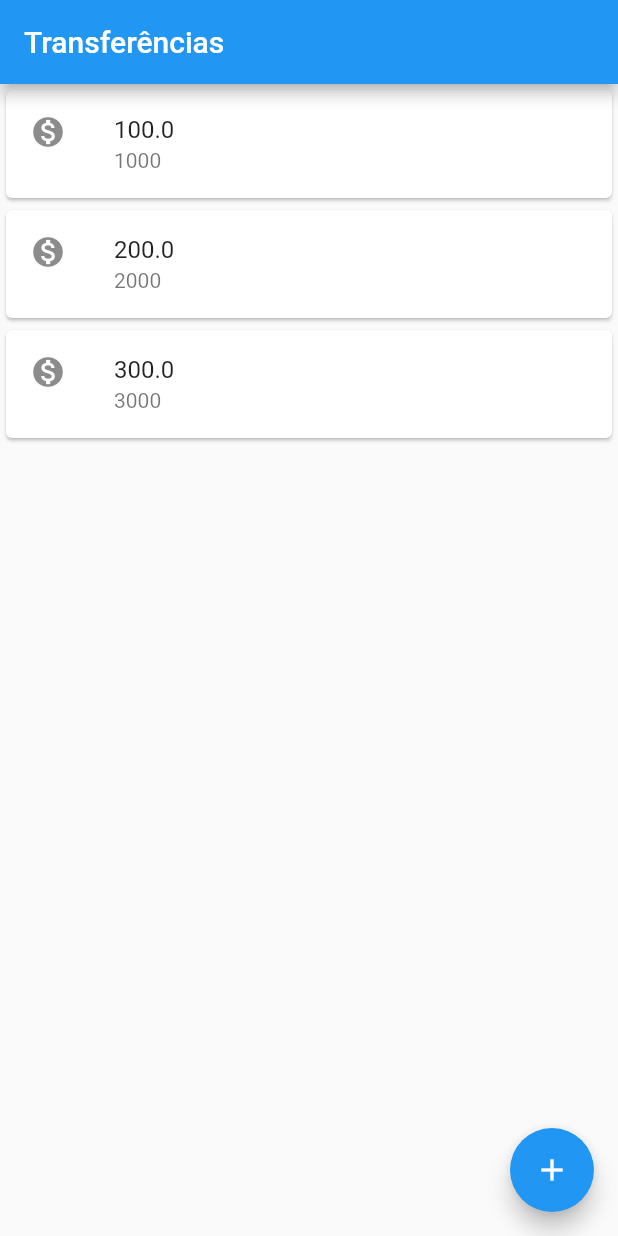
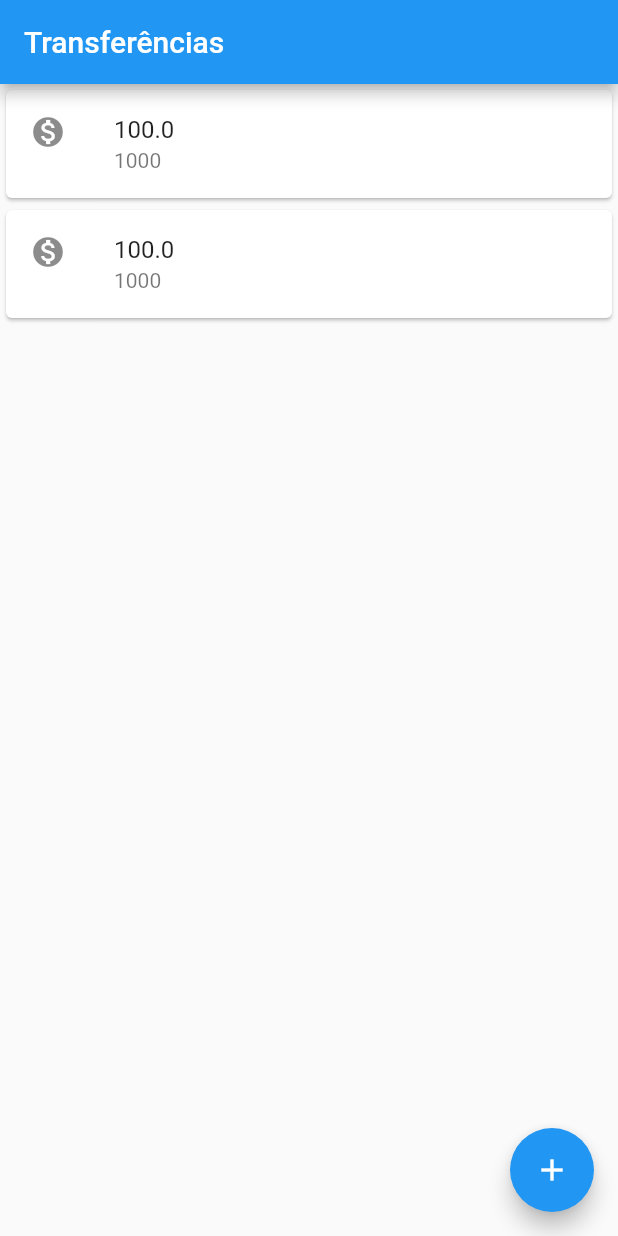
Before and after one commit to AbnerWCR/Aprendendo_Flutter, a Flutter app: the screen it shows after launch, on a phone screen of 412 x 824 dp. Run offline on Flutter 3.47's test engine with Material 2 defaults, Android fonts, the phone set to English and light mode, and no system bars.

```diff
--- a/hello_word/lib/main.dart
+++ b/hello_word/lib/main.dart
@@ -94,15 +94,20 @@ class Transferencia {
 }
 
 class ListaTransferencias extends StatelessWidget {
+  final List<Transferencia> _transferencias = List();
   @override
   Widget build(BuildContext context) {
+    _transferencias.add(Transferencia(100.00, 1000));
+    _transferencias.add(Transferencia(100.00, 1000));
     return Scaffold(
       appBar: AppBar(title: Text('Transferências')),
-      body: Column(children: <Widget>[
-        ItemTransferencia(Transferencia(100.0, 1000)),
-        ItemTransferencia(Transferencia(200.0, 2000)),
-        ItemTransferencia(Transferencia(300.0, 3000)),
-      ]),
+      body: ListView.builder(
+        itemCount: _transferencias.length,
+        itemBuilder: (context, indice){
+          final transferencia = _transferencias[indice];
+          return ItemTransferencia(transferencia);
+        },
+      ),
       floatingActionButton: FloatingActionButton(
         child: Icon(Icons.add),
         onPressed: () {
@@ -113,6 +118,7 @@ class ListaTransferencias extends StatelessWidget {
           future.then((transferenciaRecebida) {
             debugPrint('chegou no then future');
             debugPrint('$transferenciaRecebida');
+            _transferencias.add(transferenciaRecebida);
           });
         },
       ),
```
